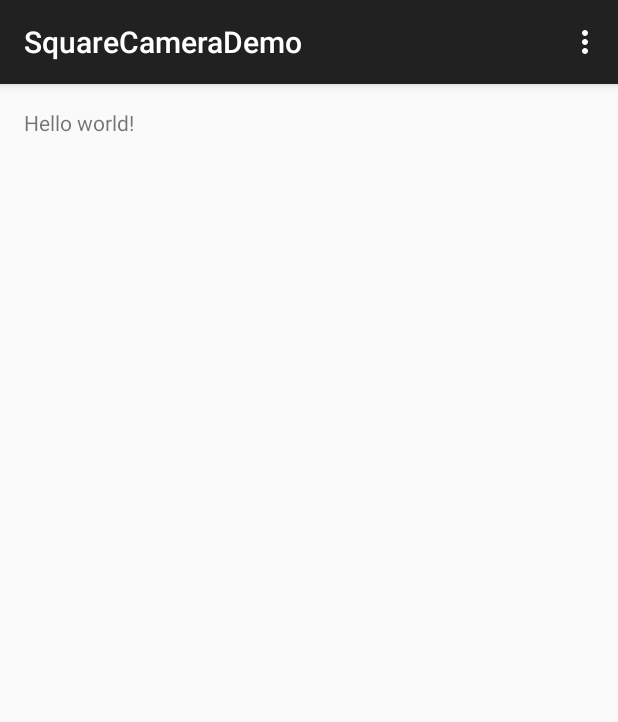
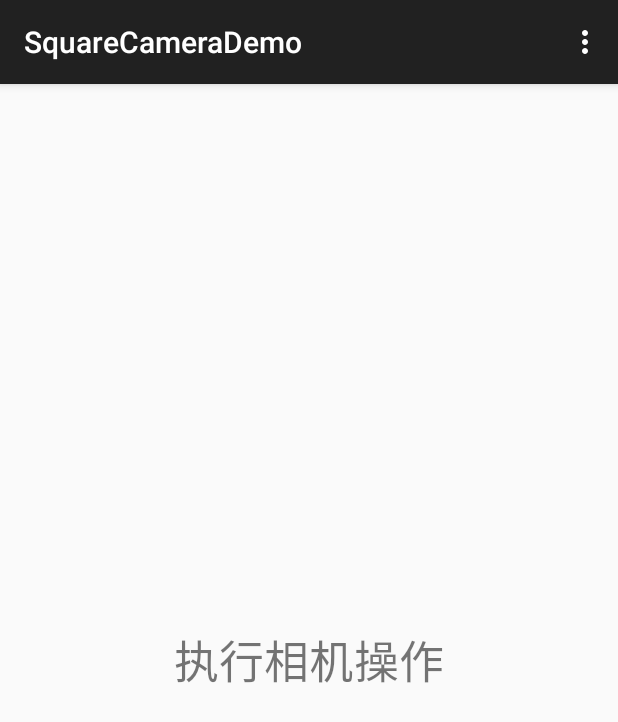
Before and after one commit to codefalse/SquareCameraDemo, an Android app: the screen it shows after launch (MainActivity), on a phone screen of 412 x 824 dp. Shown: the top 722 px of the screen. Run offline under Robolectric (Android 15) with nearby library versions, the phone set to English and light mode, and no system bars.

Commit message:
square
square

```diff
--- a/app/build.gradle
+++ b/app/build.gradle
@@ -22,4 +22,5 @@ android {
 dependencies {
     compile fileTree(include: ['*.jar'], dir: 'libs')
     compile 'com.android.support:appcompat-v7:22.2.0'
+    compile project(':squarecameralibrary')
 }
--- a/app/src/main/java/com/moocher/camera/MainActivity.java
+++ b/app/src/main/java/com/moocher/camera/MainActivity.java
@@ -1,17 +1,34 @@
 package com.moocher.camera;
 
+import android.content.Intent;
 import android.support.v7.app.ActionBarActivity;
 import android.os.Bundle;
 import android.view.Menu;
 import android.view.MenuItem;
+import android.view.View;
+import android.widget.TextView;
+
+import com.moocher.squarecameralibrary.CameraActivity;
 
 
 public class MainActivity extends ActionBarActivity {
+
+    private TextView camera;
 
     @Override
     protected void onCreate(Bundle savedInstanceState) {
         super.onCreate(savedInstanceState);
         setContentView(R.layout.activity_main);
+
+        camera = (TextView)findViewById(R.id.camera);
+        camera.setOnClickListener(new View.OnClickListener() {
+            @Override
+            public void onClick(View v) {
+                Intent intent = new Intent(MainActivity.this, CameraActivity.class);
+                startActivity(intent);
+            }
+        });
+
     }
 
     @Override
--- a/app/src/main/res/layout/activity_main.xml
+++ b/app/src/main/res/layout/activity_main.xml
@@ -1,11 +1,19 @@
 <RelativeLayout xmlns:android="http://schemas.android.com/apk/res/android"
-    xmlns:tools="http://schemas.android.com/tools" android:layout_width="match_parent"
-    android:layout_height="match_parent" android:paddingLeft="@dimen/activity_horizontal_margin"
+    xmlns:tools="http://schemas.android.com/tools"
+    android:layout_width="match_parent"
+    android:layout_height="match_parent"
+    android:paddingBottom="@dimen/activity_vertical_margin"
+    android:paddingLeft="@dimen/activity_horizontal_margin"
     android:paddingRight="@dimen/activity_horizontal_margin"
     android:paddingTop="@dimen/activity_vertical_margin"
-    android:paddingBottom="@dimen/activity_vertical_margin" tools:context=".MainActivity">
+    tools:context=".MainActivity">
 
-    <TextView android:text="@string/hello_world" android:layout_width="wrap_content"
-        android:layout_height="wrap_content" />
+    <TextView
+        android:id="@+id/camera"
+        android:layout_width="wrap_content"
+        android:layout_height="wrap_content"
+        android:text="执行相机操作"
+        android:textSize="30sp"
+        android:layout_centerInParent="true"/>
 
 </RelativeLayout>
--- a/squarecameralibrary/src/main/AndroidManifest.xml
+++ b/squarecameralibrary/src/main/AndroidManifest.xml
@@ -1,8 +1,10 @@
 <manifest xmlns:android="http://schemas.android.com/apk/res/android"
     package="com.moocher.squarecameralibrary">
 
-    <application android:allowBackup="true" android:label="@string/app_name">
-
+    <application
+        android:allowBackup="true"
+        android:label="@string/app_name">
+        <activity android:name=".CameraActivity" android:screenOrientation="portrait" android:theme="@style/AppBase" />
     </application>
 
 </manifest>
--- /dev/null
+++ b/squarecameralibrary/src/main/res/values/styles.xml
@@ -0,0 +1,4 @@
+<?xml version="1.0" encoding="utf-8"?>
+<resources>
+    <style name="AppBase" parent="Theme.AppCompat.Light.NoActionBar" />
+</resources>
```
Also changed, not shown: squarecameralibrary/src/main/java/com/moocher/squarecameralibrary/CameraActivity.java (added, +18 -0 lines), 1 other file.
